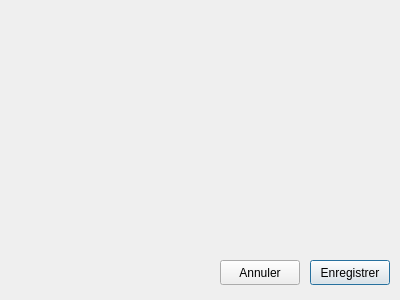
First picture: the form in lampeDimmer_GUI/setuppreferencedialog.ui, repository thomelect/lampeDimmer, before the edit.
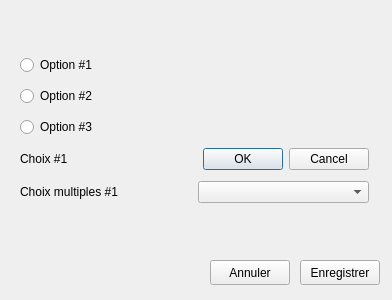
Second picture: the form after the edit.

Commit message: # [MENU] + Ajout de plusieurs radio bouton et comboBox pour donner une idée de l'aspect final

```diff
--- a/lampeDimmer_GUI/setuppreferencedialog.ui
+++ b/lampeDimmer_GUI/setuppreferencedialog.ui
@@ -6,7 +6,7 @@
    <rect>
     <x>0</x>
     <y>0</y>
-    <width>400</width>
+    <width>392</width>
     <height>300</height>
    </rect>
   </property>
@@ -16,7 +16,7 @@
   <widget class="QPushButton" name="btEnregistre">
    <property name="geometry">
     <rect>
-     <x>310</x>
+     <x>300</x>
      <y>260</y>
      <width>80</width>
      <height>25</height>
@@ -29,7 +29,7 @@
   <widget class="QPushButton" name="btAnnuler">
    <property name="geometry">
     <rect>
-     <x>220</x>
+     <x>210</x>
      <y>260</y>
      <width>80</width>
      <height>25</height>
@@ -39,6 +39,71 @@
     <string>Annuler</string>
    </property>
   </widget>
+  <widget class="QWidget" name="verticalLayoutWidget">
+   <property name="geometry">
+    <rect>
+     <x>20</x>
+     <y>50</y>
+     <width>349</width>
+     <height>161</height>
+    </rect>
+   </property>
+   <layout class="QVBoxLayout" name="verticalLayout">
+    <item>
+     <widget class="QRadioButton" name="radioButton">
+      <property name="text">
+       <string>Option #1</string>
+      </property>
+     </widget>
+    </item>
+    <item>
+     <widget class="QRadioButton" name="radioButton_3">
+      <property name="text">
+       <string>Option #2</string>
+      </property>
+     </widget>
+    </item>
+    <item>
+     <widget class="QRadioButton" name="radioButton_2">
+      <property name="text">
+       <string>Option #3</string>
+      </property>
+     </widget>
+    </item>
+    <item>
+     <layout class="QHBoxLayout" name="horizontalLayout">
+      <item>
+       <widget class="QLabel" name="label">
+        <property name="text">
+         <string>Choix #1</string>
+        </property>
+       </widget>
+      </item>
+      <item>
+       <widget class="QDialogButtonBox" name="buttonBox">
+        <property name="standardButtons">
+         <set>QDialogButtonBox::Cancel|QDialogButtonBox::Ok</set>
+        </property>
+       </widget>
+      </item>
+     </layout>
+    </item>
+    <item>
+     <layout class="QHBoxLayout" name="horizontalLayout_2">
+      <item>
+       <widget class="QLabel" name="label_2">
+        <property name="text">
+         <string>Choix multiples #1</string>
+        </property>
+       </widget>
+      </item>
+      <item>
+       <widget class="QComboBox" name="comboBox"/>
+      </item>
+     </layout>
+    </item>
+   </layout>
+  </widget>
  </widget>
  <resources/>
  <connections/>
```
